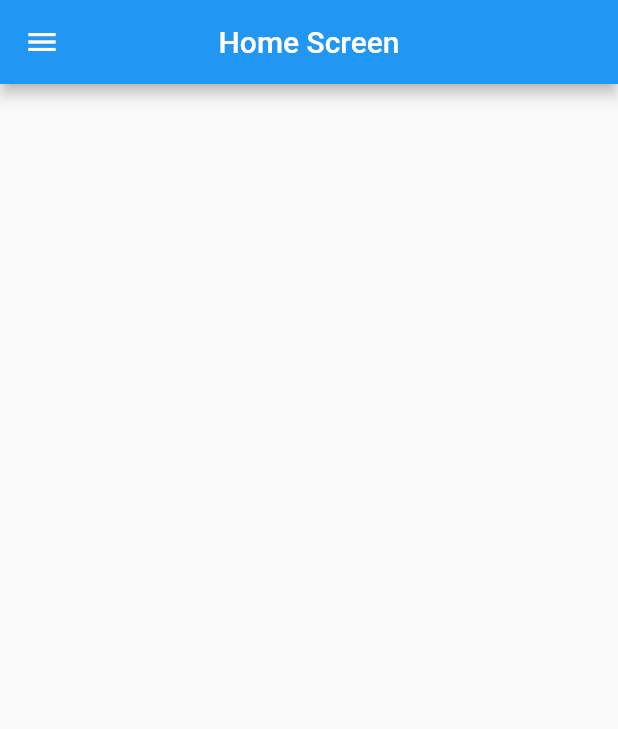
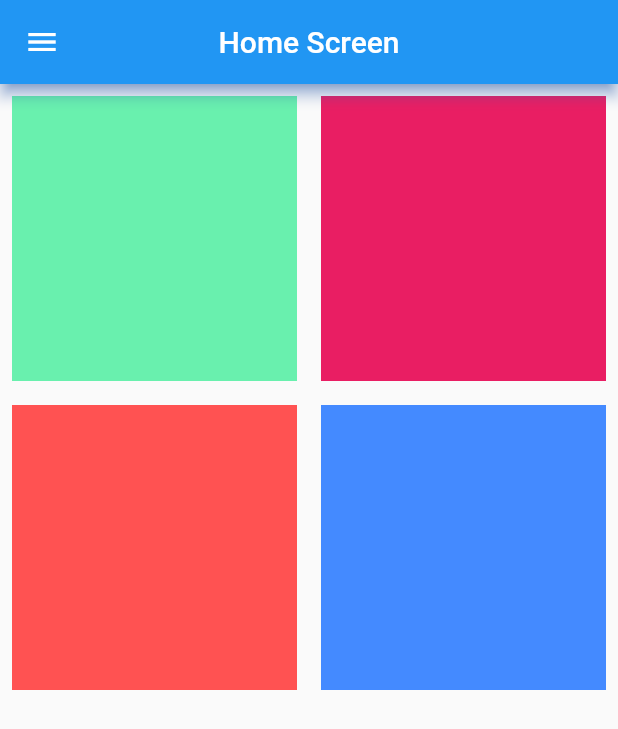
Before and after one commit to Alexander-mr-tech/Smart-Patient-Monitoring-System, a Flutter app: the HomeScreen screen opened directly, on a phone screen of 412 x 824 dp. Shown: the top 729 px of the screen. Run offline on Flutter 3.47's test engine with Material 2 defaults, Android fonts, the light colour scheme and no system bars; our stand-ins replace firebase_core, flutter_spinkit; missing offline and left inert: contactus, d_chart; accounts and stored records are empty.

Commit message:
Second Push

```diff
--- a/lib/home_screen.dart
+++ b/lib/home_screen.dart
@@ -1,5 +1,6 @@
 import 'package:flutter/material.dart';
 import 'package:smart_patient_monitoring_system/drawer.dart';
+
 class HomeScreen extends StatefulWidget {
   const HomeScreen({Key? key}) : super(key: key);
 
@@ -11,10 +12,48 @@ class _HomeScreenState extends State<HomeScreen> {
   @override
   Widget build(BuildContext context) {
     return Scaffold(
-        drawer: MyDrawer(),
+      drawer: const MyDrawer(),
       appBar: AppBar(
         title: const Text("Home Screen"),
         centerTitle: true,
+        shadowColor: Colors.blueAccent,
+      ),
+      body: GridView.count(
+        crossAxisCount: 2,
+        children: [
+          Padding(
+            padding: const EdgeInsets.all(8.0),
+            child: Container(
+              height: 50,
+              width: 50,
+              color: Colors.greenAccent,
+            ),
+          ),
+          Padding(
+            padding: const EdgeInsets.all(8.0),
+            child: Container(
+              height: 50,
+              width: 50,
+              color: Colors.pink,
+            ),
+          ),
+          Padding(
+            padding: const EdgeInsets.all(8.0),
+            child: Container(
+              height: 50,
+              width: 50,
+              color: Colors.redAccent,
+            ),
+          ),
+          Padding(
+            padding: const EdgeInsets.all(8.0),
+            child: Container(
+              height: 50,
+              width: 50,
+              color: Colors.blueAccent,
+            ),
+          )
+        ],
       ),
     );
   }
--- a/pubspec.yaml
+++ b/pubspec.yaml
@@ -39,6 +39,7 @@ dependencies:
   introduction_screen: ^3.1.8
   contactus: ^1.2.3
   cloud_firestore: ^4.7.1
+  d_chart: ^2.2.11
 
 dev_dependencies:
   flutter_test:
```
Also changed, not shown: lib/blood pressure.dart (+27 -0 lines), lib/ecg_screen.dart (+15 -0 lines), lib/patient_temp.dart (+25 -0 lines), pubspec.lock.
